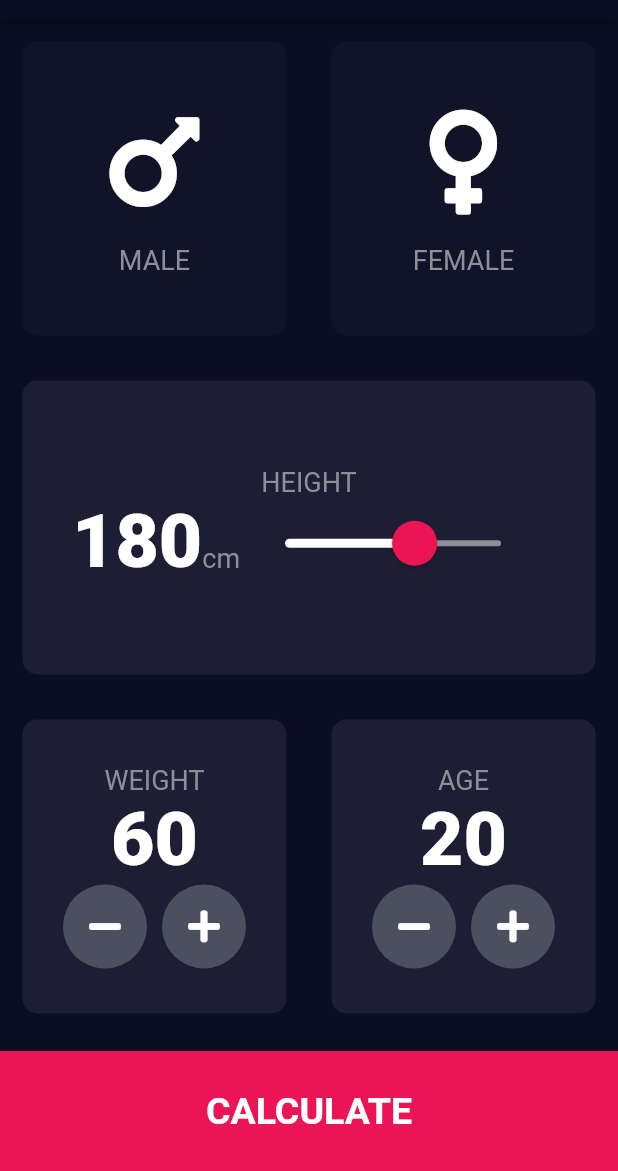
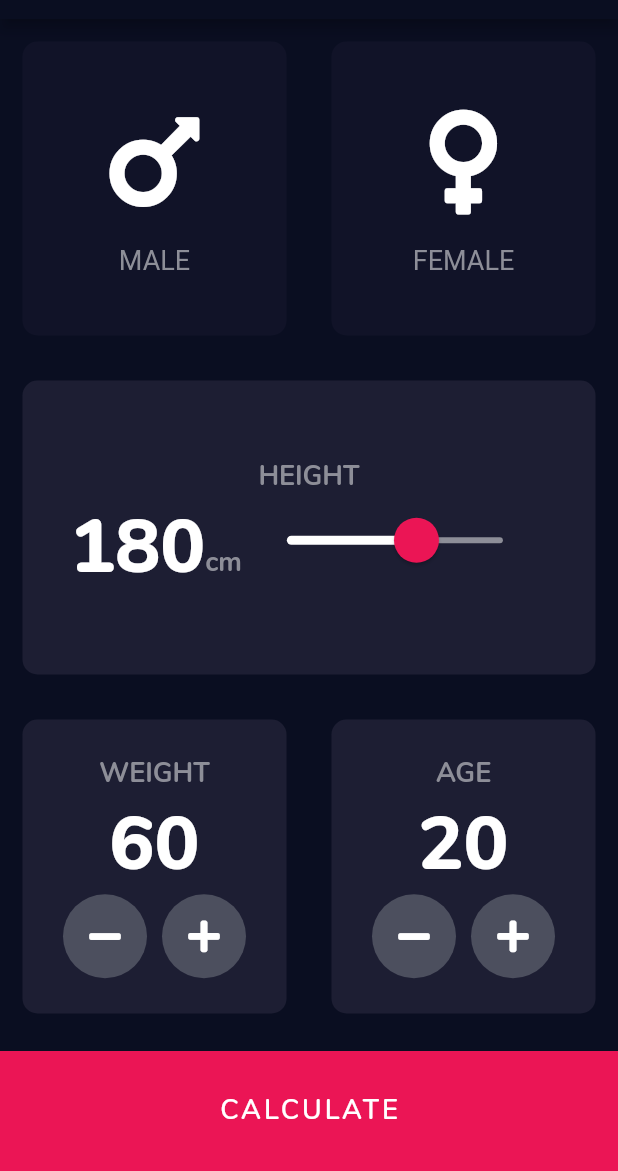
Before and after one commit to piotrek1543/BMI_Calculator_App, a Flutter app: the screen it shows after launch, on a phone screen of 412 x 824 dp, the part 65-1236 px from its top. Run offline on Flutter 3.47's test engine with Material 2 defaults, Android fonts, the phone set to English and light mode, and no system bars; our stand-ins replace font_awesome_flutter.

Commit message:
Add additional fonts. Update constants.dart.

```diff
--- a/lib/constants.dart
+++ b/lib/constants.dart
@@ -11,24 +11,33 @@ const kOverlayColor = Color(0x29EB1555);
 const kResultTextColor = Color(0xFF24D876);
 const kLabelTextColor = Color(0xFF8D8E98);
 
+const kAppBarTextStyle = TextStyle(
+  fontFamily: 'NunitoBold',
+);
+
 const kLabelTextStyle = TextStyle(
   fontSize: 18.0,
   color: kLabelTextColor,
+  fontFamily: 'NunitoBold',
 );
 
 const kLargeButtonTextStyle = TextStyle(
-  fontSize: 25.0,
+  fontSize: 18.0,
+  letterSpacing: 2.0,
   fontWeight: FontWeight.bold,
+  fontFamily: 'NunitoSemiBold',
 );
 
 const kTitleTextStyle = TextStyle(
   fontSize: 50.0,
   fontWeight: FontWeight.bold,
+  fontFamily: 'Nunito',
 );
 
 const kNumberTextStyle = TextStyle(
   fontSize: 50.0,
   fontWeight: FontWeight.w900,
+  fontFamily: 'NunitoExtraBold',
 );
 
 const kResultTextStyle = TextStyle(
```
Also changed, not shown: pubspec.yaml (+23 -0 lines), fonts/Nunito-Black.ttf (added), fonts/Nunito-Bold.ttf (added), fonts/Nunito-ExtraBold.ttf (added), fonts/Nunito-ExtraLight.ttf (added), fonts/Nunito-Light.ttf (added), fonts/Nunito-Regular.ttf (added), fonts/Nunito-SemiBold.ttf (added), 1 other file.
